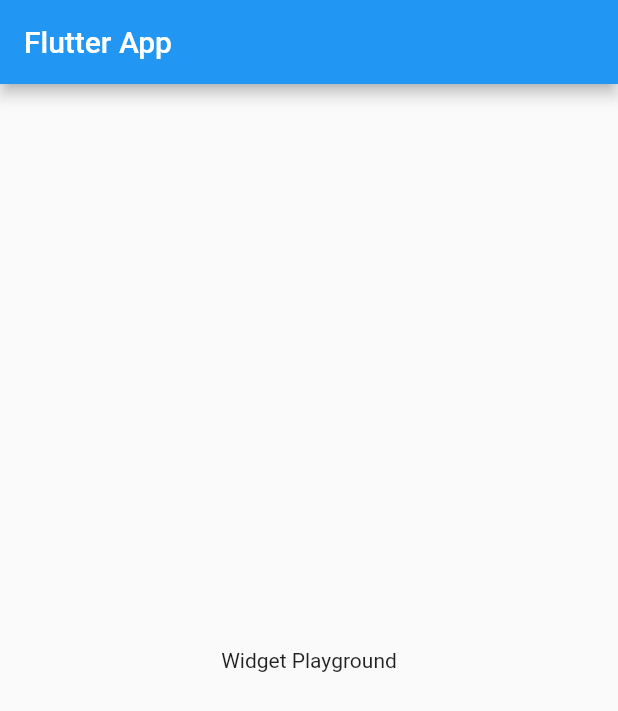
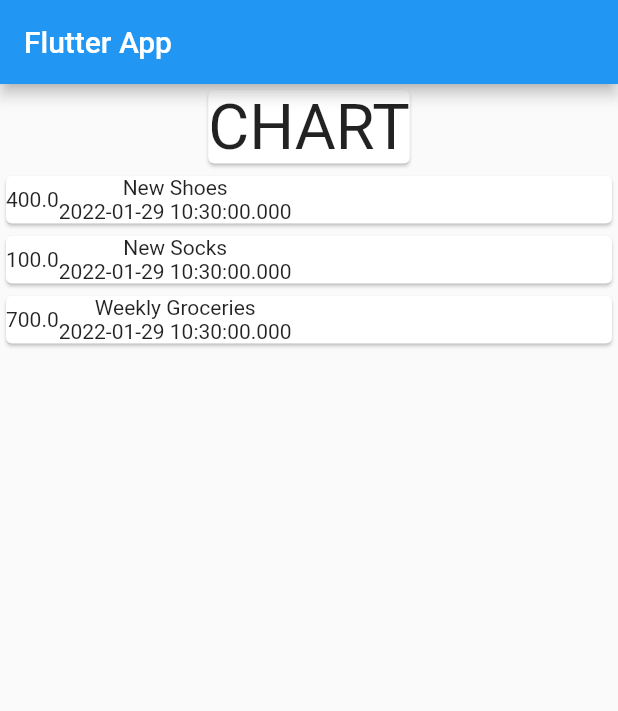
Before and after one commit to imobasshir/expence_planner, a Flutter app: the screen it shows after launch, on a phone screen of 412 x 824 dp. Shown: the top 711 px of the screen. Run offline on Flutter 3.47's test engine with Material 2 defaults, Android fonts, the phone set to English and light mode, and no system bars; our stand-ins replace google_fonts; Roboto replaces fonts that are missing (Laila).

Commit message:
basic template preapared

```diff
--- a/lib/main.dart
+++ b/lib/main.dart
@@ -1,3 +1,4 @@
+import 'package:expence_planner/transaction.dart';
 import 'package:flutter/material.dart';
 import 'package:google_fonts/google_fonts.dart';
 
@@ -12,7 +13,7 @@
   Widget build(BuildContext context) {
     return MaterialApp(
       theme: ThemeData(
-        fontFamily: GoogleFonts.aBeeZee().fontFamily,
+        fontFamily: GoogleFonts.laila().fontFamily,
         primarySwatch: Colors.blue,
       ),
       home: const MyHomePage(),
@@ -25,12 +26,63 @@
 
   @override
   Widget build(BuildContext context) {
+    final List<Transaction> transactions = [
+      Transaction(
+        id: 't1',
+        title: 'New Shoes',
+        amount: 400,
+        date: DateTime.now(),
+      ),
+      Transaction(
+        id: 't2',
+        title: 'New Socks',
+        amount: 100,
+        date: DateTime.now(),
+      ),
+      Transaction(
+        id: 't3',
+        title: 'Weekly Groceries',
+        amount: 700,
+        date: DateTime.now(),
+      ),
+    ];
     return Scaffold(
       appBar: AppBar(
         title: const Text('Flutter App'),
       ),
-      body: const Center(
-        child: Text('Widget Playground'),
+      body: Column(
+        children: <Widget>[
+          const Card(
+            child: Text(
+              'CHART',
+              textScaleFactor: 3.0,
+            ),
+          ),
+          Column(
+              children: transactions.map(((tx) {
+            return Card(
+              child: Row(
+                children: [
+                  Container(
+                    child: Text(
+                      tx.amount.toString(),
+                    ),
+                  ),
+                  Column(
+                    children: [
+                      Text(
+                        tx.title,
+                      ),
+                      Text(
+                        tx.date.toString(),
+                      )
+                    ],
+                  ),
+                ],
+              ),
+            );
+          })).toList()),
+        ],
       ),
     );
   }
--- /dev/null
+++ b/lib/transaction.dart
@@ -0,0 +1,13 @@
+class Transaction {
+  final String id;
+  final String title;
+  final double amount;
+  final DateTime date;
+
+  Transaction({
+    required this.id,
+    required this.title,
+    required this.amount,
+    required this.date,
+  });
+}
```
